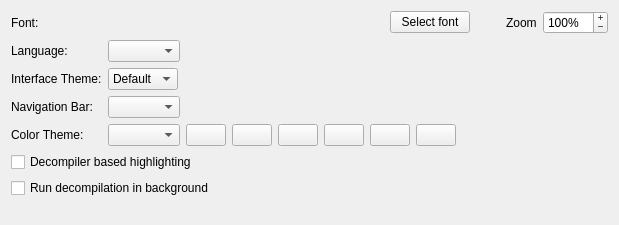
radareorg/iaito, file src/dialogs/preferences/AppearanceOptionsWidget.ui: the form before one commit.
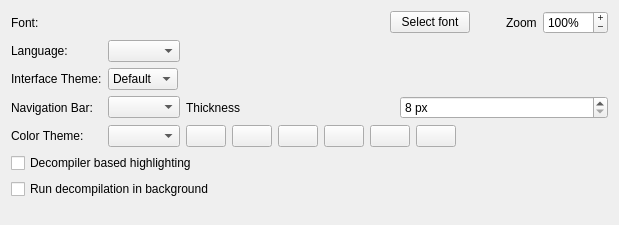
The form after the commit. Icons and pictures are not drawn. Custom widgets are drawn as their Qt base class.

Commit message: Add an option to specify the navbar wide

```diff
--- a/src/dialogs/preferences/AppearanceOptionsWidget.ui
+++ b/src/dialogs/preferences/AppearanceOptionsWidget.ui
@@ -162,6 +162,8 @@
       </widget>
      </item>
      <item row="3" column="1">
+      <layout class="QHBoxLayout" name="visualNavbarLayout">
+       <item>
       <widget class="QComboBox" name="visualNavbarLocationComboBox">
        <property name="sizePolicy">
         <sizepolicy hsizetype="Maximum" vsizetype="Fixed">
@@ -170,6 +172,28 @@
         </sizepolicy>
        </property>
       </widget>
+       </item>
+       <item>
+        <widget class="QLabel" name="visualNavbarThicknessLabel">
+         <property name="text">
+          <string>Thickness</string>
+         </property>
+        </widget>
+       </item>
+       <item>
+        <widget class="QSpinBox" name="visualNavbarThicknessSpinBox">
+         <property name="suffix">
+          <string> px</string>
+         </property>
+         <property name="minimum">
+          <number>8</number>
+         </property>
+         <property name="maximum">
+          <number>64</number>
+         </property>
+        </widget>
+       </item>
+      </layout>
      </item>
      <item row="4" column="0">
       <widget class="QLabel" name="colorLabel">
```
Left out of the diff: 2 changed lines with no effect on the pictures. Lines whose indentation alone changed are shown as unchanged. The commit also changes 6 other files.
